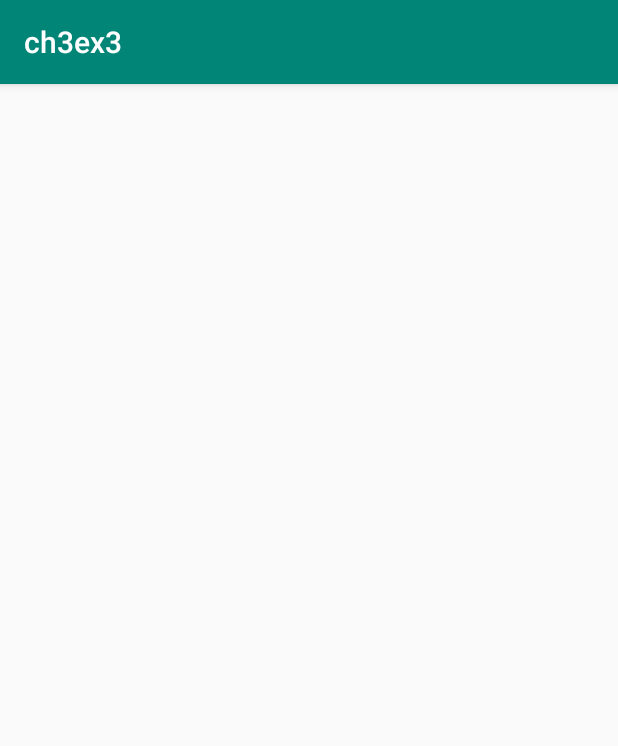
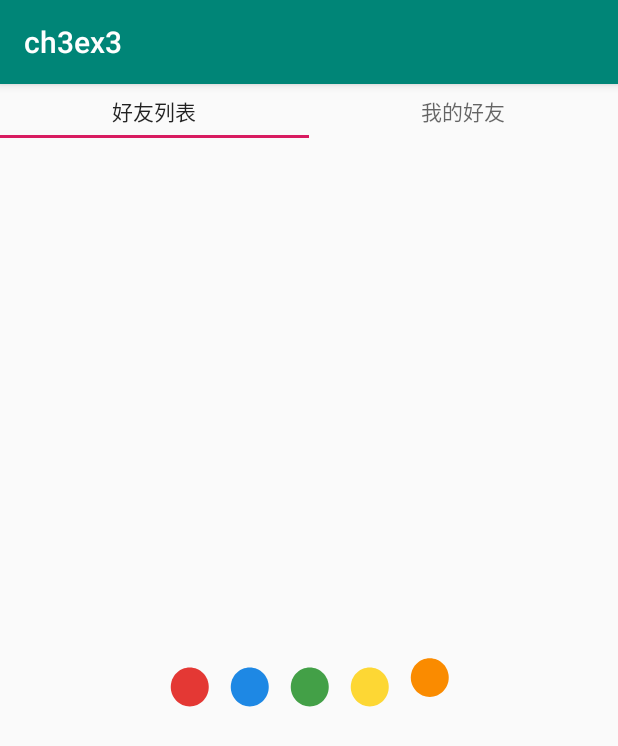
Before and after one commit to a1203991686/bytedance-android, an Android app: the Ch3Ex3Activity screen opened directly, with no data from a screen before it, on a phone screen of 412 x 824 dp. Shown: the top 746 px of the screen. Run offline under Robolectric (Android 15) with nearby library versions, the phone set to English and light mode, and no system bars.

Commit message:
完成第3章

```diff
--- a/Chapter-3/Homework/app/src/main/java/com/example/chapter3/homework/Ch3Ex3Activity.java
+++ b/Chapter-3/Homework/app/src/main/java/com/example/chapter3/homework/Ch3Ex3Activity.java
@@ -1,5 +1,10 @@
 package com.example.chapter3.homework;
 
+import android.support.annotation.Nullable;
+import android.support.design.widget.TabLayout;
+import android.support.v4.app.Fragment;
+import android.support.v4.app.FragmentPagerAdapter;
+import android.support.v4.view.ViewPager;
 import android.support.v7.app.AppCompatActivity;
 import android.os.Bundle;
 
@@ -11,17 +16,36 @@ import android.os.Bundle;
  */
 public class Ch3Ex3Activity extends AppCompatActivity {
 
+    private TabLayout mTabLayout;
+    private ViewPager mViewPager;
+
     @Override
     protected void onCreate(Bundle savedInstanceState) {
         super.onCreate(savedInstanceState);
         setContentView(R.layout.activity_ch3ex3);
 
-
+        mTabLayout = findViewById(R.id.tab_layout);
+        mViewPager = findViewById(R.id.viewPager);
 
         // TODO: ex3-1. 添加 ViewPager 和 Fragment 做可滑动界面
+        mViewPager.setAdapter(new FragmentPagerAdapter(getSupportFragmentManager()) {
+            @Override
+            public Fragment getItem(int i) {
+                return new PlaceholderFragment();
+            }
 
+            @Override
+            public int getCount() {
+                return 2;
+            }
 
+            @Override
+            public CharSequence getPageTitle(int position) {
+                return (position == 0) ? "好友列表" : "我的好友";
+            }
+        });
 
         // TODO: ex3-2, 添加 TabLayout 支持 Tab
+        mTabLayout.setupWithViewPager(mViewPager);
     }
 }
--- a/Chapter-3/Homework/app/src/main/res/layout/activity_ch3ex2.xml
+++ b/Chapter-3/Homework/app/src/main/res/layout/activity_ch3ex2.xml
@@ -18,7 +18,7 @@
         android:layout_height="wrap_content"
         android:layout_marginTop="32dp"
         android:textSize="22sp"
-        android:visibility="invisible"
+        android:visibility="visible"
         android:layout_gravity="center_horizontal"
         android:text="@string/rainbow_text" />
 
--- a/Chapter-3/Homework/app/src/main/res/layout/activity_ch3ex3.xml
+++ b/Chapter-3/Homework/app/src/main/res/layout/activity_ch3ex3.xml
@@ -6,4 +6,15 @@
     android:layout_height="match_parent"
     tools:context=".Ch3Ex3Activity">
 
+    <android.support.design.widget.TabLayout
+        android:id="@+id/tab_layout"
+        android:layout_width="match_parent"
+        android:layout_height="36dp" />
+
+    <android.support.v4.view.ViewPager
+        android:id="@+id/viewPager"
+        android:layout_width="match_parent"
+        android:layout_height="match_parent"
+        android:layout_marginTop="36dp" />
+
 </FrameLayout>
--- a/Chapter-3/Homework/app/src/main/res/layout/fragment_placeholder.xml
+++ b/Chapter-3/Homework/app/src/main/res/layout/fragment_placeholder.xml
@@ -1,8 +1,25 @@
 <?xml version="1.0" encoding="utf-8"?>
 <FrameLayout xmlns:android="http://schemas.android.com/apk/res/android"
+    xmlns:app="http://schemas.android.com/apk/res-auto"
     xmlns:tools="http://schemas.android.com/tools"
     android:layout_width="match_parent"
     android:layout_height="match_parent"
     tools:context=".PlaceholderFragment">
 
+    <com.airbnb.lottie.LottieAnimationView
+        android:id="@+id/loading_animator"
+        android:layout_width="wrap_content"
+        android:layout_height="wrap_content"
+        android:layout_gravity="center"
+        app:lottie_autoPlay="true"
+        app:lottie_loop="true"
+        app:lottie_rawRes="@raw/material_wave_loading" />
+
+
+    <ListView
+        android:id="@+id/friend_list"
+        android:layout_width="match_parent"
+        android:layout_height="match_parent"
+        android:visibility="gone" />
+
 </FrameLayout>
```
Also changed, not shown: Chapter-3/Homework/app/src/main/java/com/example/chapter3/homework/Ch3Ex2Activity.java (+22 -0 lines), Chapter-3/Homework/app/src/main/res/layout/item.xml (+10 -2 lines).
